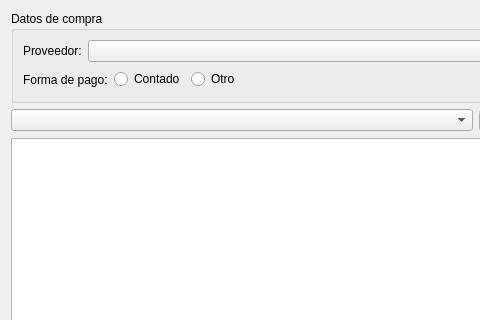
Old version of the form plugins/compras/FormAgregarCompraBase.ui in the repository tranfuga25s/gestotux; both pictures show x 0 to 480 and y 0 to 320 of the 665 by 504 pixel window.
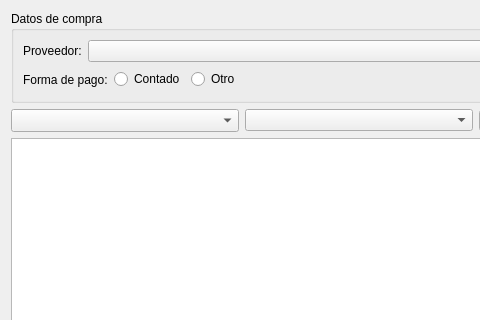
New version of the form. Custom widgets are drawn as their Qt base class.

Commit message: Agregado filtrado por proveedor en la lista de productos de compra. fixes #55.

```diff
--- a/plugins/compras/FormAgregarCompraBase.ui
+++ b/plugins/compras/FormAgregarCompraBase.ui
@@ -110,6 +110,16 @@
    </item>
    <item>
     <layout class="QHBoxLayout" name="horizontalLayout_2">
+     <item>
+      <widget class="ECBProveedor" name="CBProveedorProducto">
+       <property name="sizePolicy">
+        <sizepolicy hsizetype="MinimumExpanding" vsizetype="Minimum">
+         <horstretch>0</horstretch>
+         <verstretch>0</verstretch>
+        </sizepolicy>
+       </property>
+      </widget>
+     </item>
      <item>
       <widget class="ECBProductos" name="CBProducto">
        <property name="sizePolicy">
```
The commit also changes 2 other files.
